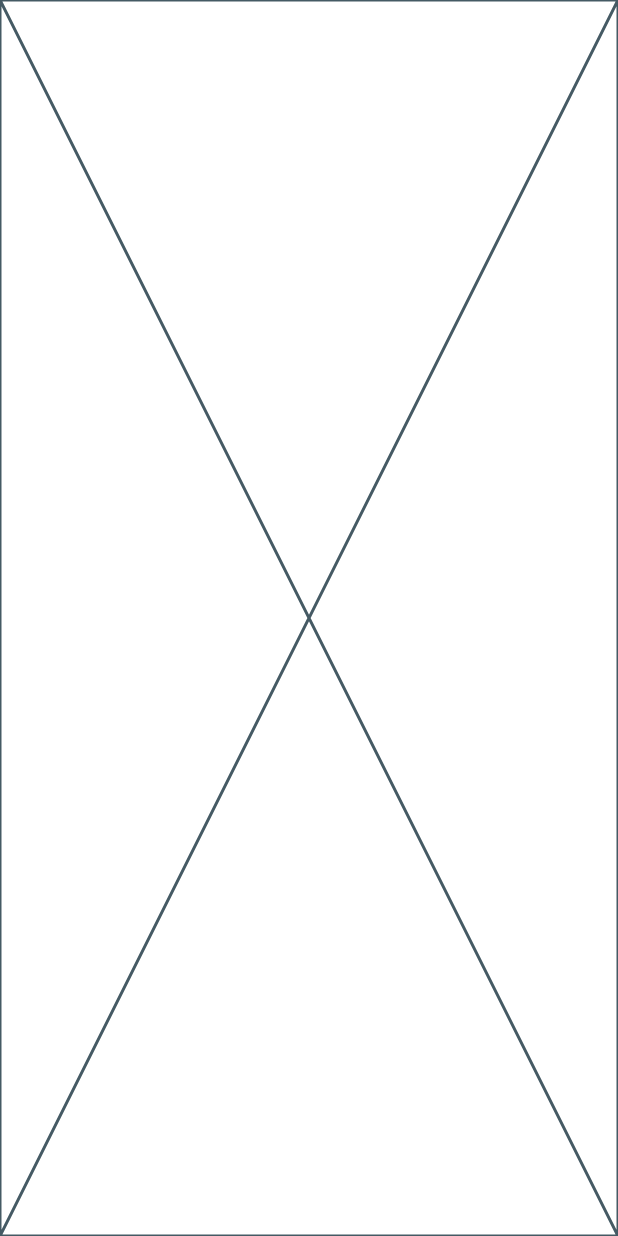
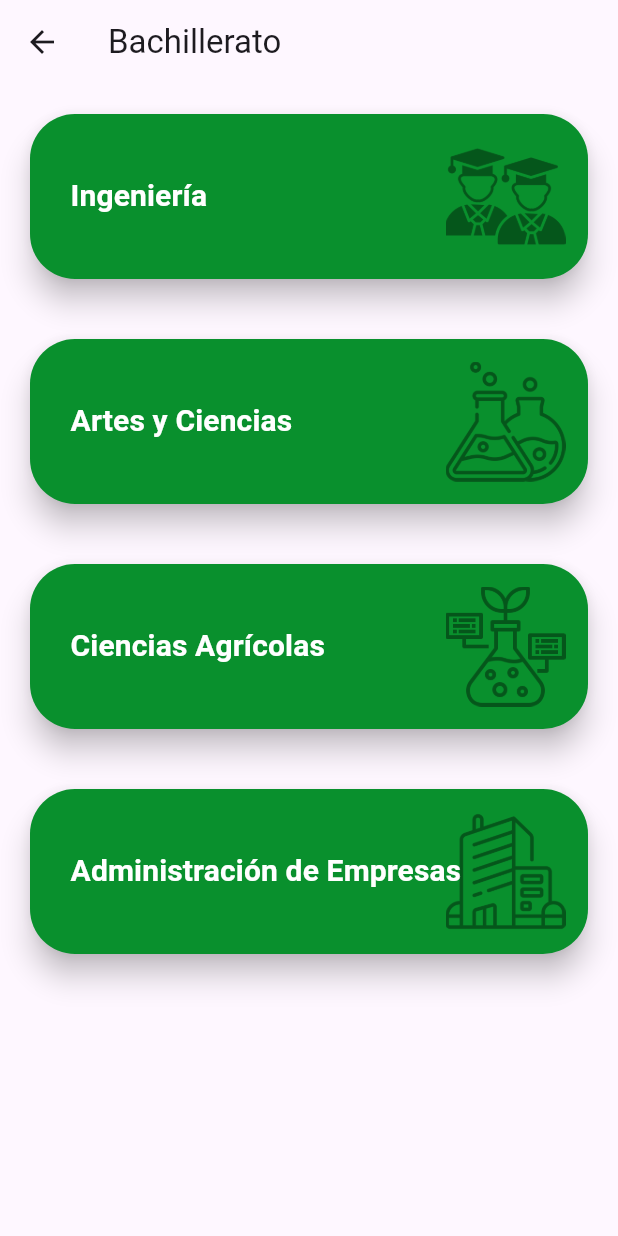
Before and after one commit to VictorSantos6/mi_uni_ui_feature, a Flutter app: the screen it shows after launch, after a tap on "Bachillerato", on a phone screen of 412 x 824 dp. Run offline on Flutter 3.47's test engine with Material 3 defaults, Android fonts, the phone set to English and light mode, and no system bars; our stand-ins replace go_router.

Commit message:
Did the three main buttons and added the buttons inside them

```diff
--- a/lib/features/auth/core/constants.dart
+++ b/lib/features/auth/core/constants.dart
@@ -2,17 +2,76 @@ import 'package:flutter/material.dart';
 import 'package:mi_uni_feature/features/auth/presentation/widgets/major_card.dart';
 
 class Constants {
+
+  //static variables for the home screen
   static const String bachillerato = 'assets/icons/bachillerato.png';
   static const String maestria = 'assets/icons/maestrias.png';
   static const String doctorado = 'assets/icons/doctorado.png';
 
-  static List<Widget> homeScreenButtons = [
+//static variables for the bachilleratos screen
+static const String ingenieria = 'assets/icons/ingenieria.png';
+static const String adem = 'assets/icons/adem.png';
+static const String artesCiencias = 'assets/icons/artes_ciencias.png';
+  static const String cienciasAgricolas = 'assets/icons/ciencias_agricolas.png';
+
+//static list for the homes screen
+static List<Widget> homeScreenButtons = [
     MajorCard(
       name: "Bachillerato",
       icon: Constants.bachillerato,
-      path: "Bachillerato",
+      path: "/Bachillerato",
     ),
-    MajorCard(name: "Maestria", icon: Constants.maestria, path: 'Maestria'),
-    MajorCard(name: "Doctorado", icon: Constants.doctorado, path: 'Doctorado'),
+    MajorCard(name: "Maestria", icon: Constants.maestria, path: '/Maestria'),
+    MajorCard(name: "Doctorado", icon: Constants.doctorado, path: '/Doctorado'),
   ];
+
+  // static list for the bachilleratos screen
+
+
+  static List<Widget> bachilleratoScreenButtons = [
+    MajorCard(
+      name: "Ingeniería",
+      icon: Constants.bachillerato,
+      path: "n",
+    ),
+    MajorCard(name: "Artes y Ciencias", icon: Constants.artesCiencias, path: 'n'),
+    MajorCard(name: "Ciencias Agrícolas", icon: Constants.cienciasAgricolas, path: 'n'),
+    MajorCard(name: "Administración de Empresas", icon: Constants.adem, path: 'n'),
+
+
+  ];
+    static List<Widget> maestriaScreenButton = [
+    MajorCard(name: "Ingeniería", icon: Constants.bachillerato, path: "n"),
+    MajorCard(
+      name: "Artes y Ciencias",
+      icon: Constants.artesCiencias,
+      path: 'n',
+    ),
+    MajorCard(
+      name: "Ciencias Agrícolas",
+      icon: Constants.cienciasAgricolas,
+      path: 'n',
+    ),
+    MajorCard(
+      name: "Administración de Empresas",
+      icon: Constants.adem,
+      path: 'n',
+    ),
+  ];
+
+   static List<Widget> doctoradoScreenButton = [
+    MajorCard(name: "Ingeniería", icon: Constants.bachillerato, path: "n"),
+    MajorCard(
+      name: "Artes y Ciencias",
+      icon: Constants.artesCiencias,
+      path: 'n',
+    ),
+    MajorCard(
+      name: "Ciencias Agrícolas",
+      icon: Constants.cienciasAgricolas,
+      path: 'n',
+    ),
+  ];
+
+
 }
--- a/lib/features/auth/presentation/pages/bachillerato_screen.dart
+++ b/lib/features/auth/presentation/pages/bachillerato_screen.dart
@@ -1,10 +1,26 @@
 import 'package:flutter/material.dart';
+import 'package:go_router/go_router.dart';
+import 'package:mi_uni_feature/features/auth/core/constants.dart';
 
 class BachilleratoScreen extends StatelessWidget {
   const BachilleratoScreen({super.key});
 
   @override
   Widget build(BuildContext context) {
-    return const Placeholder();
+    return Scaffold(
+      appBar: AppBar(
+        title: Text("Bachillerato"),
+        leading: IconButton(
+          onPressed: () => context.pop(),
+          icon: Icon(Icons.arrow_back),
+        ),
+      ),
+      body: ListView.builder(
+        itemCount: Constants.bachilleratoScreenButtons.length,
+        itemBuilder: (context, index) {
+          return Constants.bachilleratoScreenButtons[index];
+        },
+      ),
+    );
   }
 }
--- a/lib/features/auth/presentation/widgets/major_card.dart
+++ b/lib/features/auth/presentation/widgets/major_card.dart
@@ -28,7 +28,7 @@ class MajorCard extends StatelessWidget {
                 alignment: Alignment.centerLeft,
                 child: TextButton(
                   onPressed: () {
-                    context.go(path);
+                    context.push(path);
                   },
                   child: Text(
                     name,
--- a/lib/main.dart
+++ b/lib/main.dart
@@ -23,9 +23,9 @@
         path: '/',
         builder: (context, state) => HomeScreen(),
       ),
-      GoRoute(path: 'Bachillerato', builder: (context, state) => BachilleratoScreen()),
-      GoRoute(path: 'Maestria', builder: (context, state) => MaestriaScreen()),
-      GoRoute(path: 'Doctorado', builder: (context, state) => DoctoradoScreen()),
+      GoRoute(path: '/Bachillerato', builder: (context, state) => BachilleratoScreen()),
+      GoRoute(path: '/Maestria', builder: (context, state) => MaestriaScreen()),
+      GoRoute(path: '/Doctorado', builder: (context, state) => DoctoradoScreen()),
 
 
 
```
Also changed, not shown: lib/features/auth/presentation/pages/doctorado_screen.dart (+17 -1 lines), lib/features/auth/presentation/pages/maestria_screen.dart (+17 -1 lines), assets/icons/adem.png (added), assets/icons/artes_ciencias.png (added), assets/icons/ciencias_agricolas.png (added), assets/icons/ingenieria.png (added).
